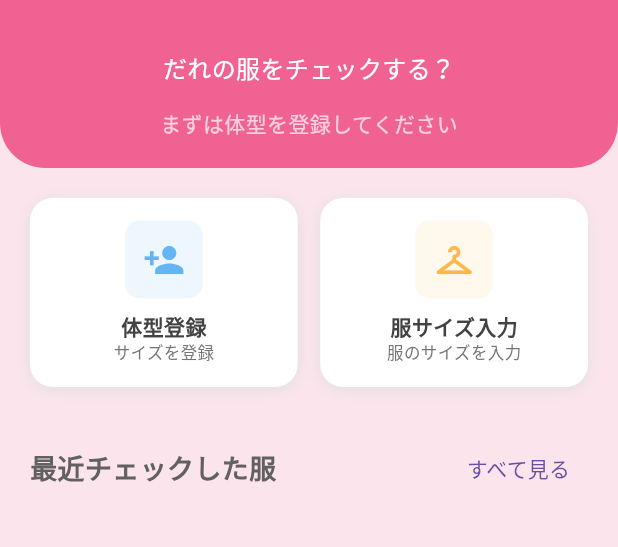
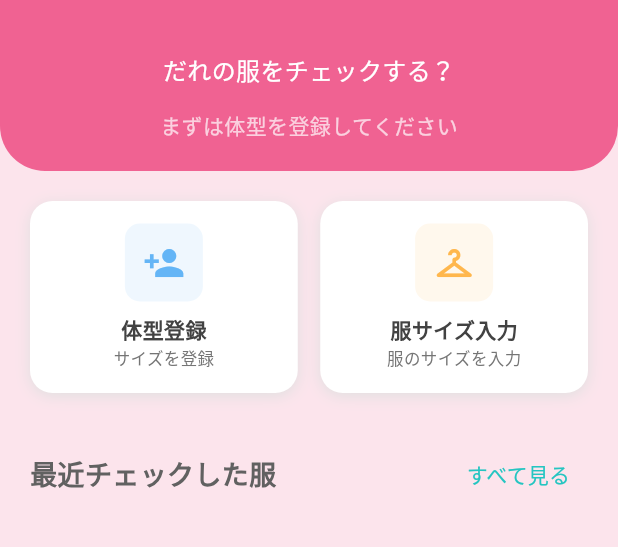
Before and after one commit to N-plus/Pitta, a Flutter app: the screen it shows after launch, on a phone screen of 412 x 824 dp, the part 63-610 px from its top. Run offline on Flutter 3.47's test engine with Material 3 defaults, Android fonts, the phone set to English and light mode, and no system bars; our stand-ins replace google_fonts; accounts and stored records are empty.

Commit message:
style: apply new color scheme

```diff
--- a/lib/main.dart
+++ b/lib/main.dart
@@ -18,12 +18,76 @@
       create: (_) => AppState(),
       child: MaterialApp(
         title: 'Pitta',
-        theme: ThemeData(
-          useMaterial3: true,
-          textTheme: GoogleFonts.notoSansJpTextTheme(),
-        ),
+        theme: _buildTheme(),
         home: const HomePage(),
       ),
     );
   }
 }
+
+ThemeData _buildTheme() {
+  final baseText = GoogleFonts.notoSansJpTextTheme()
+      .apply(bodyColor: const Color(0xFF1F2937), displayColor: const Color(0xFF1F2937));
+  final body = const Color(0xFF1F2937);
+  final support = const Color(0xFF6B7280);
+  // Gradient for optional use with primary color styling.
+  // ignore: unused_local_variable
+  const primaryGradient = LinearGradient(
+    colors: [Color(0xFF26D0CE), Color(0xFF1AA2B5)],
+    begin: Alignment.topLeft,
+    end: Alignment.bottomRight,
+  );
+
+  return ThemeData(
+    useMaterial3: true,
+    scaffoldBackgroundColor: const Color(0xFFEAF2F1),
+    colorScheme: const ColorScheme(
+      brightness: Brightness.light,
+      primary: Color(0xFF25C5C1),
+      onPrimary: Colors.white,
+      secondary: Color(0xFFF8C24E),
+      onSecondary: Colors.white,
+      error: Color(0xFFFF6B6B),
+      onError: Colors.white,
+      background: Color(0xFFEAF2F1),
+      onBackground: Color(0xFF1F2937),
+      surface: Colors.white,
+      onSurface: Color(0xFF1F2937),
+      tertiary: Color(0xFF22C55E),
+    ),
+    cardTheme: CardTheme(
+      color: Colors.white,
+      shape: RoundedRectangleBorder(
+        borderRadius: BorderRadius.circular(24),
+      ),
+      elevation: 4,
+      shadowColor: Colors.black.withOpacity(0.08),
+    ),
+    textTheme: baseText.copyWith(
+      headlineLarge: baseText.headlineLarge?.copyWith(
+        color: body,
+        height: 1.25,
+      ),
+      headlineMedium: baseText.headlineMedium?.copyWith(
+        color: body,
+        height: 1.25,
+      ),
+      headlineSmall: baseText.headlineSmall?.copyWith(
+        color: body,
+        height: 1.25,
+      ),
+      bodyLarge: baseText.bodyLarge?.copyWith(
+        color: body,
+        height: 1.5,
+      ),
+      bodyMedium: baseText.bodyMedium?.copyWith(
+        color: body,
+        height: 1.5,
+      ),
+      bodySmall: baseText.bodySmall?.copyWith(
+        color: support,
+        height: 1.5,
+      ),
+    ),
+  );
+}
```
